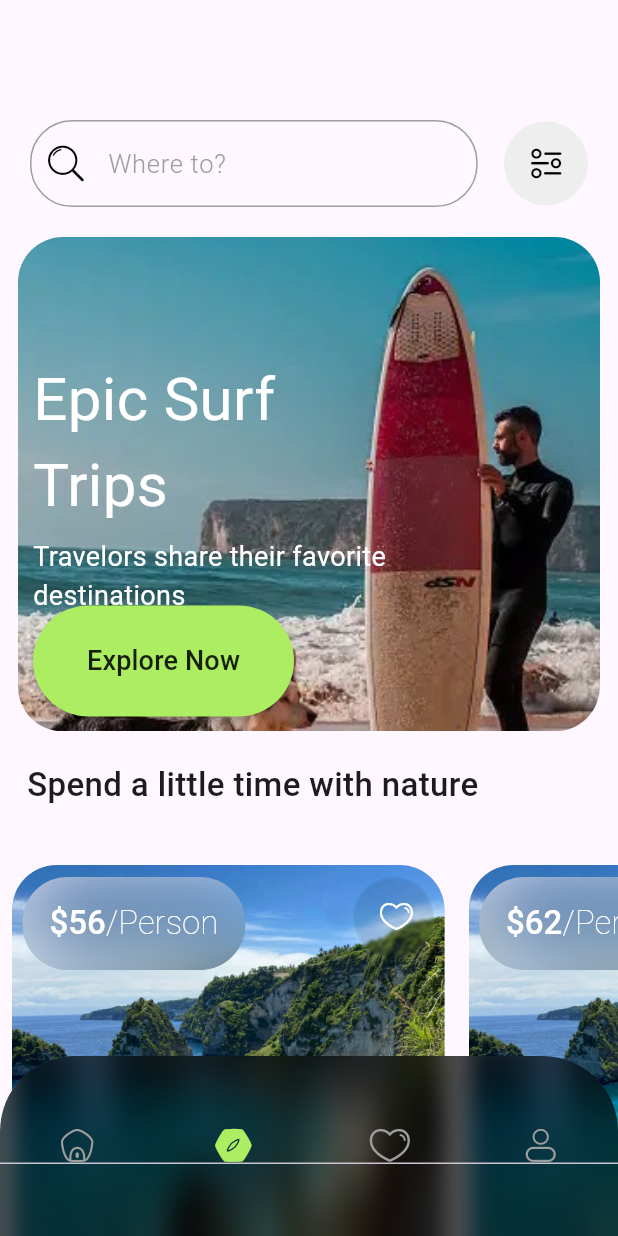
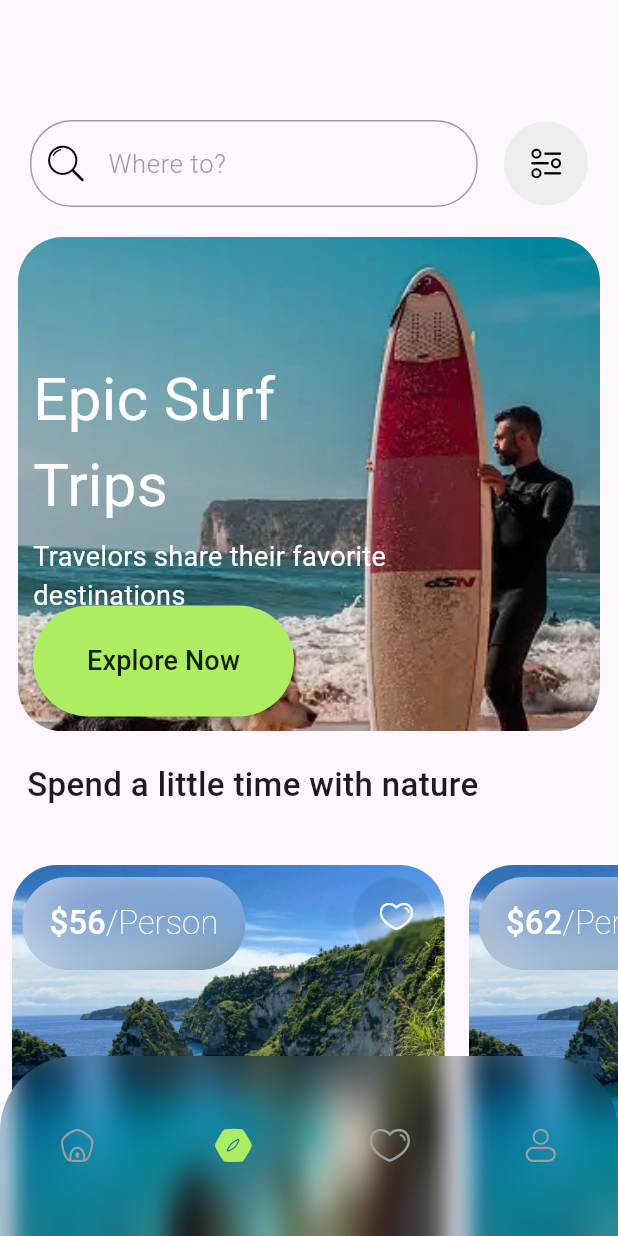
Before and after one commit to mc100p/explorer, a Flutter app: the HomePage screen opened by its route, item 2 of the bottom bar chosen, on a phone screen of 412 x 824 dp. Run offline on Flutter 3.47's test engine with Material 3 defaults, Android fonts, the phone set to English and light mode, and no system bars; our stand-ins replace go_router.

Commit message:
updated a few things

```diff
--- a/lib/pages/explore/explore.dart
+++ b/lib/pages/explore/explore.dart
@@ -156,7 +156,8 @@ class Explore extends StatelessWidget {
                                     padding: const EdgeInsets.all(18.0),
                                     decoration: BoxDecoration(
                                         borderRadius: BorderRadius.circular(30),
-                                        color: Colors.black.withOpacity(0.2)),
+                                        color: Color(0xff171433)
+                                            .withValues(alpha: 0.1)),
                                     child: BackdropFilter(
                                       filter: new ImageFilter.blur(
                                           sigmaX: 25.0, sigmaY: 25.0),
@@ -186,7 +187,8 @@ class Explore extends StatelessWidget {
                                     padding: const EdgeInsets.all(18.0),
                                     decoration: BoxDecoration(
                                         borderRadius: BorderRadius.circular(30),
-                                        color: Colors.black.withOpacity(0.1)),
+                                        color: Color(0xff171433)
+                                            .withValues(alpha: 0.1)),
                                     child: BackdropFilter(
                                       filter: new ImageFilter.blur(
                                           sigmaX: 1.0, sigmaY: 1.0),
--- a/lib/pages/homepage/homepage.dart
+++ b/lib/pages/homepage/homepage.dart
@@ -56,13 +56,14 @@ class _HomePageState extends State<HomePage>
                 filter: new ImageFilter.blur(sigmaX: 8.0, sigmaY: 18.0),
                 child: Container(
                   decoration: BoxDecoration(
-                      color: Colors.black.withOpacity(0.64),
+                      color: Color(0xff171433).withValues(alpha: 0.1),
                       borderRadius: BorderRadius.only(
                         topLeft: Radius.circular(50.0),
                         topRight: Radius.circular(50.0),
                       )),
                   padding: const EdgeInsets.symmetric(vertical: 48),
                   child: TabBar(
+                    dividerColor: Colors.transparent,
                     controller: tabController,
                     indicatorColor: Colors.transparent,
                     labelColor: Theme.of(context).primaryColor,
@@ -260,7 +261,7 @@ class HomePageContent extends StatelessWidget {
               padding: const EdgeInsets.all(18.0),
               decoration: BoxDecoration(
                   borderRadius: BorderRadius.circular(30),
-                  color: Colors.black.withOpacity(0.2)),
+                  color: Color(0xff171433).withValues(alpha: 0.1)),
               child: BackdropFilter(
                 filter: new ImageFilter.blur(sigmaX: 25.0, sigmaY: 25.0),
                 child: RichText(
@@ -287,7 +288,7 @@ class HomePageContent extends StatelessWidget {
               padding: const EdgeInsets.all(24.0),
               decoration: BoxDecoration(
                   borderRadius: BorderRadius.circular(30),
-                  color: Colors.black.withOpacity(0.1)),
+                  color: Color(0xff171433).withValues(alpha: 0.1)),
               child: BackdropFilter(
                 filter: new ImageFilter.blur(sigmaX: 1.0, sigmaY: 1.0),
                 child: Icon(
```
Also changed, not shown: pubspec.lock, 5 other files.
